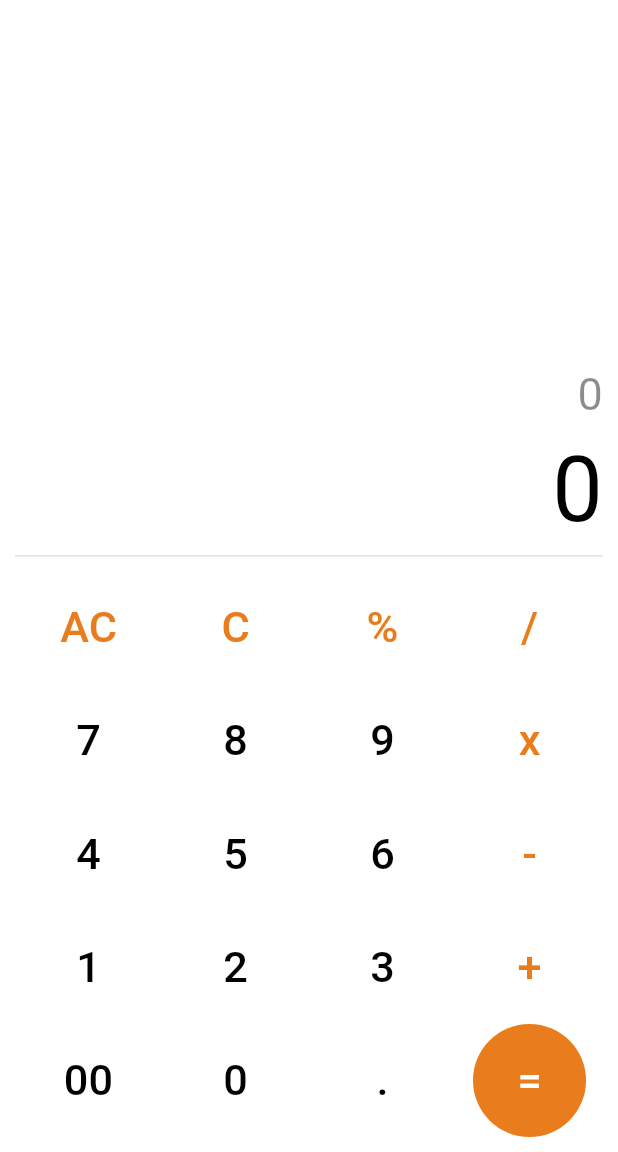
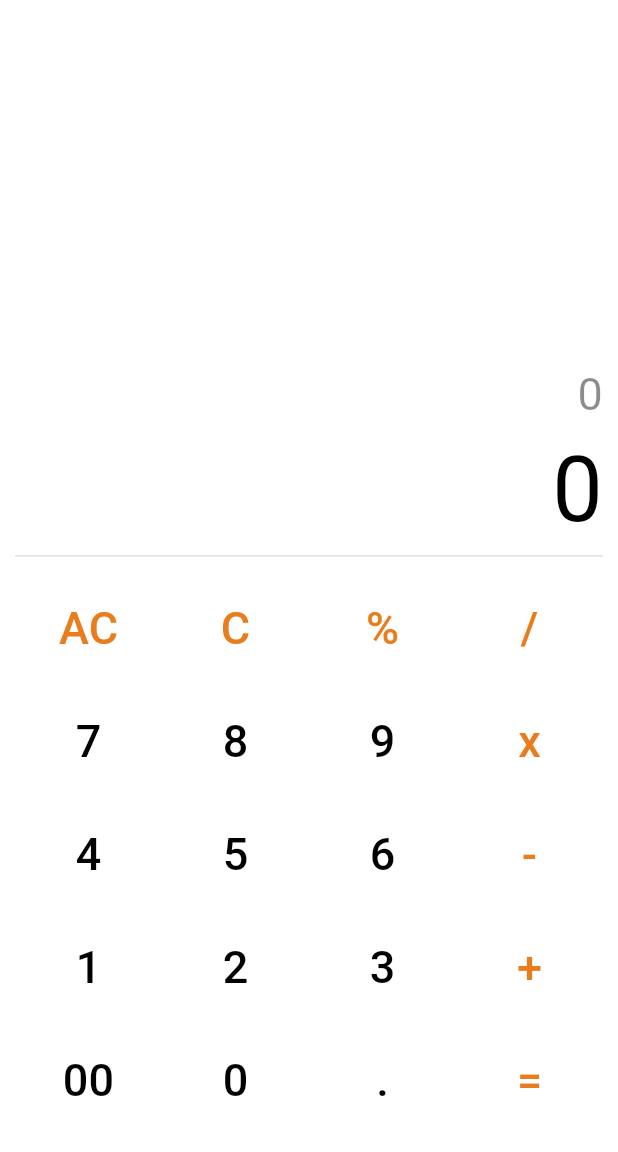
Before and after one commit to chizhovvictor/Mobile, a Flutter app: the screen it shows after launch, on a phone screen of 412 x 824 dp, the part 84-1236 px from its top. Run offline on Flutter 3.47's test engine with Material 3 defaults, Android fonts, the phone set to English and light mode, and no system bars; our stand-ins replace math_expressions.

```diff
--- a/mobileModule00/ex02/lib/widgets/calc_button.dart
+++ b/mobileModule00/ex02/lib/widgets/calc_button.dart
@@ -13,11 +13,10 @@ class CalcButton extends StatelessWidget {
         key == '/' ||
         key == '+' ||
         key == '-' ||
-        key == '%') {
+        key == '%' ||
+        key == '=') {
       return const Color.fromARGB(255, 233, 125, 30);
-    } else if (key == '=') {
-      return Colors.white;
-    } else {
+    }  else {
       return Colors.black;
     }
   }
@@ -25,15 +24,15 @@ class CalcButton extends StatelessWidget {
   ButtonStyle getButtonStyle(String key) {
     if (key == '=') {
       return ButtonStyle(
-        backgroundColor: MaterialStateProperty.all<Color>(
-          const Color.fromARGB(255, 233, 125, 30),
-        ),
-        shape: MaterialStateProperty.all<OutlinedBorder>(
-          const CircleBorder(),
-        ),
-        padding: MaterialStateProperty.all<EdgeInsetsGeometry>(
-          const EdgeInsets.all(15),
-        ),
+        // backgroundColor: MaterialStateProperty.all<Color>(
+        //   const Color.fromARGB(255, 233, 125, 30),
+        // ),
+        // shape: MaterialStateProperty.all<OutlinedBorder>(
+        //   const CircleBorder(),
+        // ),
+        // padding: MaterialStateProperty.all<EdgeInsetsGeometry>(
+        //   const EdgeInsets.all(15),
+        // ),
         minimumSize: MaterialStateProperty.all<Size>(
           const Size(80, 80),
         ),
--- a/mobileModule00/ex02/lib/widgets/input_field.dart
+++ b/mobileModule00/ex02/lib/widgets/input_field.dart
@@ -5,12 +5,15 @@ class InputField extends StatelessWidget {
 
   @override
   Widget build(BuildContext context) {
-    return const Align(
+
+    final screenWidth = MediaQuery.of(context).size.width;
+    final double fontSize = screenWidth > 600 ? 30 : 60;
+    return Align(
       alignment: Alignment.centerRight,
       child: Text(
         '0',
         style: TextStyle(
-          fontSize: 60,
+          fontSize: fontSize,
           color: Colors.black,
         ),
       ),
--- a/mobileModule00/ex02/lib/widgets/keyboard_field.dart
+++ b/mobileModule00/ex02/lib/widgets/keyboard_field.dart
@@ -31,13 +31,16 @@ class KeyboardField extends StatelessWidget {
   @override
   Widget build(BuildContext context) {
     final screenWidth = MediaQuery.of(context).size.width;
-    final fontSize = screenWidth * 0.07;
+    final double fontSize = screenWidth > 600 ? 20 : 30;
+
+    final isPortrait = MediaQuery.of(context).orientation == Orientation.portrait;
 
     return Container(
       margin: const EdgeInsets.only(top: 10),
       child: GridView.count(
-        crossAxisCount: 4,
-        childAspectRatio: 1.3,
+        crossAxisCount: isPortrait ? 4 : 5,
+        childAspectRatio: isPortrait ? 1.3 : 3.5,
+
         shrinkWrap: true,
         children: [
           for (var key in keyboard)
--- a/mobileModule00/ex02/lib/widgets/result_field.dart
+++ b/mobileModule00/ex02/lib/widgets/result_field.dart
@@ -5,12 +5,16 @@ class ResultField extends StatelessWidget {
 
   @override
   Widget build(BuildContext context) {
-    return const Align(
+
+    final screenWidth = MediaQuery.of(context).size.width;
+    final double fontSize = screenWidth > 600 ? 30 : 30;
+
+    return Align(
       alignment: Alignment.centerRight,
       child: Text(
         '0',
         style: TextStyle(
-          fontSize: 30,
+          fontSize: fontSize,
           color: Colors.black45,
         ),
       ),
```
Also changed, not shown: mobileModule00/ex03/lib/main.dart (line endings or trailing spaces).
